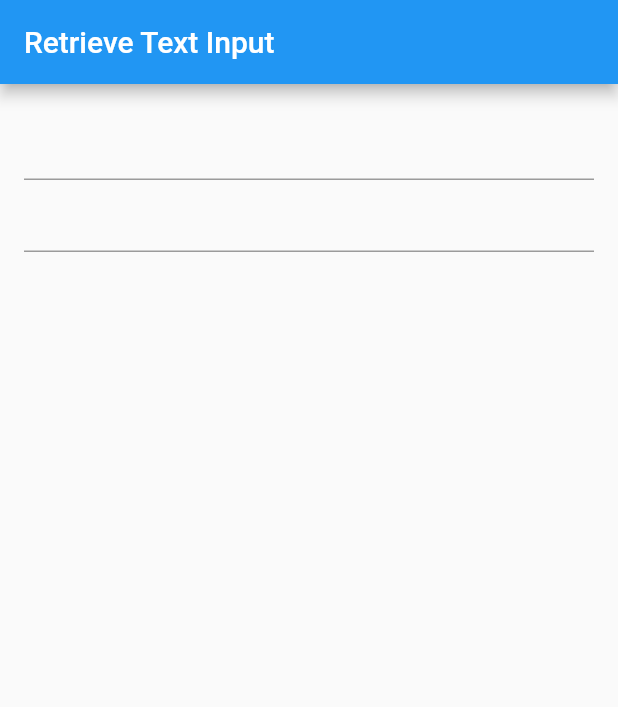
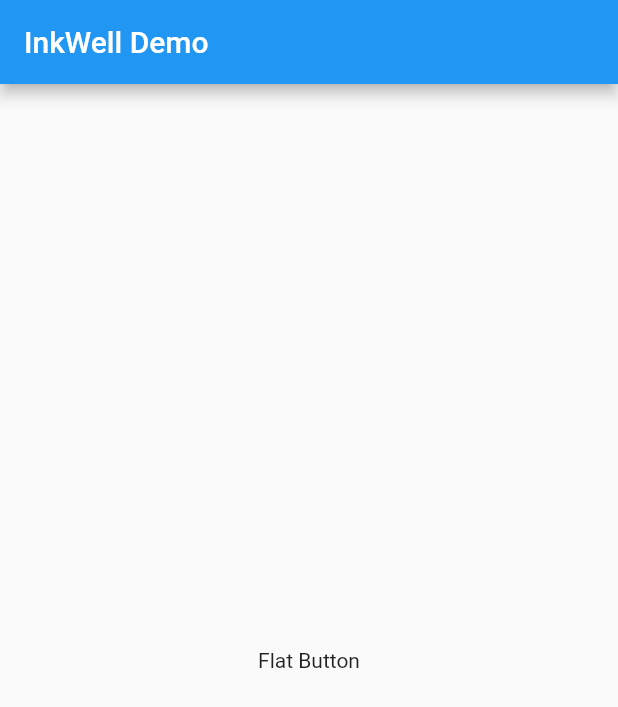
Before and after one commit to mohan-dev1248/flutter_app_cookbook, a Flutter app: the screen it shows after launch, on a phone screen of 412 x 824 dp. Shown: the top 707 px of the screen. Run offline on Flutter 3.47's test engine with Material 2 defaults, Android fonts, the phone set to English and light mode, and no system bars.

Commit message:
Ripple with InkWell

```diff
--- /dev/null
+++ b/lib/gestures/ripple.dart
@@ -0,0 +1,48 @@
+import 'package:flutter/material.dart';
+
+class Ripple extends StatelessWidget {
+  @override
+  Widget build(BuildContext context) {
+    final title = 'InkWell Demo';
+
+    return MaterialApp(
+      title: title,
+      home: MyHomePage(title: title),
+    );
+  }
+}
+
+class MyHomePage extends StatelessWidget {
+  final String title;
+
+  MyHomePage({Key? key, required this.title}) : super(key: key);
+
+  @override
+  Widget build(BuildContext context) {
+    return Scaffold(
+      appBar: AppBar(
+        title: Text(title),
+      ),
+      body: Center(child: MyButton()),
+    );
+  }
+}
+
+class MyButton extends StatelessWidget {
+  @override
+  Widget build(BuildContext context) {
+    // The InkWell wraps the custom flat button widget.
+    return InkWell(
+      // When the user taps the button, show a snackbar.
+      onTap: () {
+        ScaffoldMessenger.of(context).showSnackBar(SnackBar(
+          content: Text('Tap'),
+        ));
+      },
+      child: Container(
+        padding: EdgeInsets.all(12.0),
+        child: Text('Flat Button'),
+      ),
+    );
+  }
+}
--- a/lib/main.dart
+++ b/lib/main.dart
@@ -4,6 +4,7 @@ import 'package:flutter_app_cookbook/forms/farmWithValidation.dart';
 import 'package:flutter_app_cookbook/forms/formStyling.dart';
 import 'package:flutter_app_cookbook/forms/onTextChange.dart';
 import 'package:flutter_app_cookbook/forms/requestingFocusDynamically.dart';
+import 'package:flutter_app_cookbook/gestures/ripple.dart';
 import 'package:flutter_app_cookbook/hello_world/FirstMaterialApp.dart';
 import 'package:flutter_app_cookbook/hello_world/helloWorld.dart';
 import 'package:flutter_app_cookbook/layouts/tutorial.dart';
@@ -16,6 +17,6 @@ import 'state/StateWithParent.dart';
 //Whatever your widget you want to test it, put it inside the runApp try it
 void main() {
   runApp(
-    TextChangeExample()
+    Ripple()
   );
 }
```
